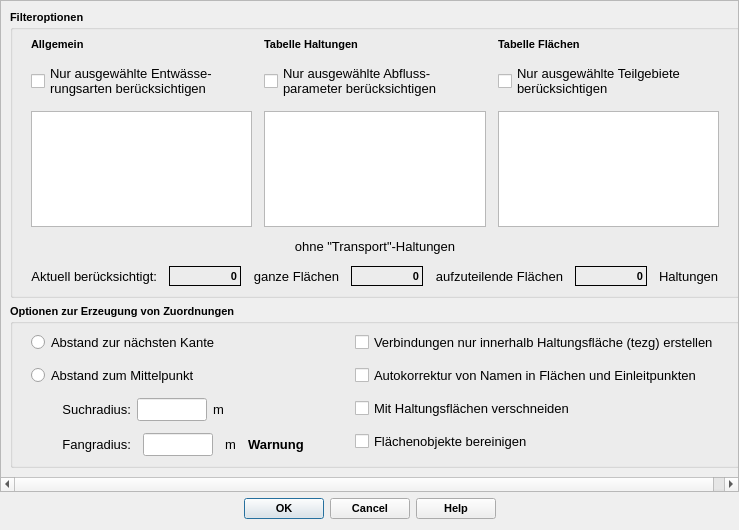
The window that qkan/linkflaechen/res/application_createlinefl.ui (SonkeHoffmann/QKan-1) describes before a commit, drawn with Qt 5.
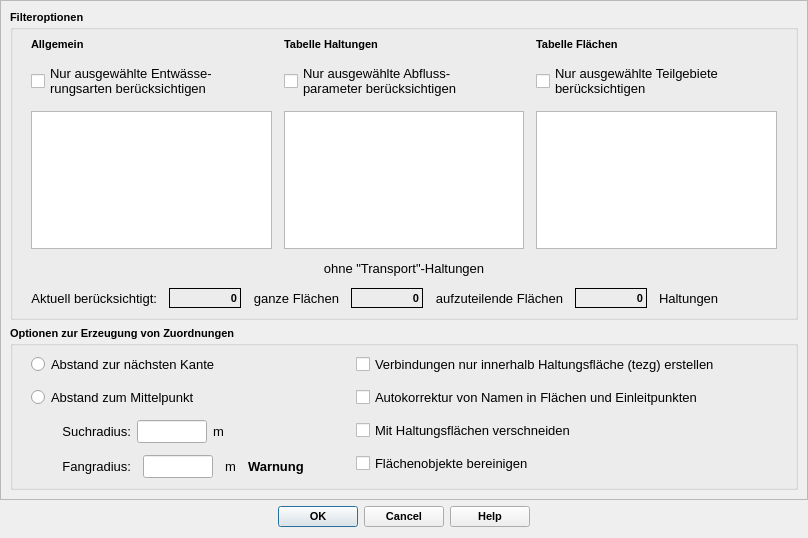
The same window after the commit.

```diff
--- a/qkan/linkflaechen/res/application_createlinefl.ui
+++ b/qkan/linkflaechen/res/application_createlinefl.ui
@@ -6,13 +6,13 @@
    <rect>
     <x>0</x>
     <y>0</y>
-    <width>739</width>
-    <height>530</height>
+    <width>808</width>
+    <height>538</height>
    </rect>
   </property>
   <property name="minimumSize">
    <size>
-    <width>250</width>
+    <width>280</width>
     <height>150</height>
    </size>
   </property>
@@ -44,8 +44,8 @@
        <rect>
         <x>0</x>
         <y>0</y>
-        <width>737</width>
-        <height>490</height>
+        <width>806</width>
+        <height>498</height>
        </rect>
       </property>
       <layout class="QVBoxLayout" name="verticalLayout_4">
```
